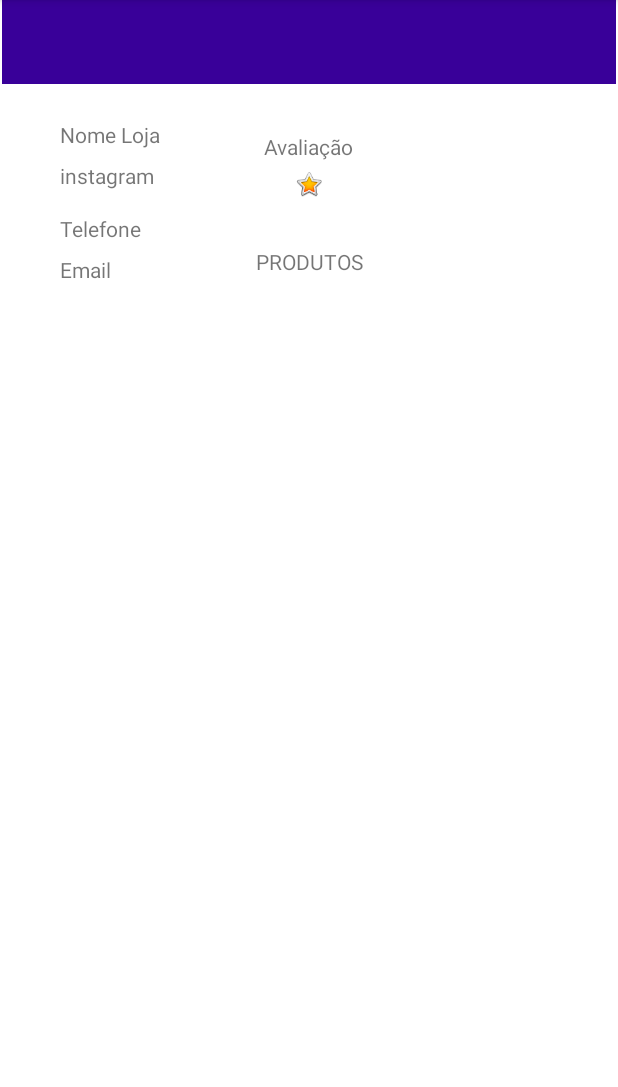
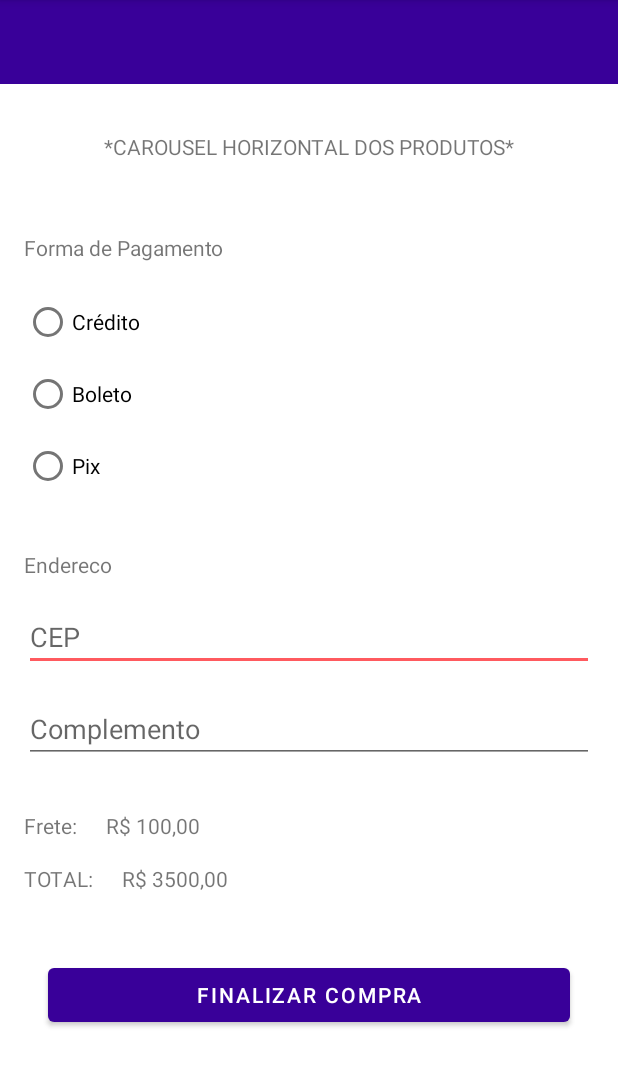
Before and after one commit to dev-paulo-furtado/OutletExpressMovel, an Android app: the CompraActivity screen opened directly, with no data from a screen before it, on a phone screen of 412 x 824 dp, the part 84-1171 px from its top. Run offline under Robolectric (Android 15) with nearby library versions, the phone set to English and light mode, and no system bars.

Commit message:
Criação da tela de compra

```diff
--- a/app/src/main/AndroidManifest.xml
+++ b/app/src/main/AndroidManifest.xml
@@ -12,7 +12,10 @@
         android:theme="@style/Theme.OutletExpressMovel"
         tools:targetApi="31">
         <activity
-            android:name=".activity_loja"
+            android:name=".CompraActivity"
+            android:exported="false" />
+        <activity
+            android:name=".LojaActivity"
             android:exported="false" />
         <activity
             android:name=".ProdutoActivity"
--- a/app/src/main/java/eduardo/mariana/ilanna/paulo/outletexpressmovel/activity_loja.java
+++ b/app/src/main/java/eduardo/mariana/ilanna/paulo/outletexpressmovel/CompraActivity.java
@@ -4,11 +4,11 @@ import androidx.appcompat.app.AppCompatActivity;
 
 import android.os.Bundle;
 
-public class activity_loja extends AppCompatActivity {
+public class CompraActivity extends AppCompatActivity {
 
     @Override
     protected void onCreate(Bundle savedInstanceState) {
         super.onCreate(savedInstanceState);
-        setContentView(R.layout.activity_loja);
+        setContentView(R.layout.activity_compra);
     }
 }
--- /dev/null
+++ b/app/src/main/java/eduardo/mariana/ilanna/paulo/outletexpressmovel/LojaActivity.java
@@ -0,0 +1,14 @@
+package eduardo.mariana.ilanna.paulo.outletexpressmovel;
+
+import androidx.appcompat.app.AppCompatActivity;
+
+import android.os.Bundle;
+
+public class LojaActivity extends AppCompatActivity {
+
+    @Override
+    protected void onCreate(Bundle savedInstanceState) {
+        super.onCreate(savedInstanceState);
+        setContentView(R.layout.activity_loja);
+    }
+}
--- /dev/null
+++ b/app/src/main/res/layout/activity_compra.xml
@@ -0,0 +1,201 @@
+<?xml version="1.0" encoding="utf-8"?>
+<androidx.constraintlayout.widget.ConstraintLayout xmlns:android="http://schemas.android.com/apk/res/android"
+    xmlns:app="http://schemas.android.com/apk/res-auto"
+    xmlns:tools="http://schemas.android.com/tools"
+    android:layout_width="match_parent"
+    android:layout_height="match_parent"
+    tools:context=".CompraActivity">
+
+    <androidx.appcompat.widget.Toolbar
+        android:id="@+id/toolbar4"
+        android:layout_width="0dp"
+        android:layout_height="wrap_content"
+        android:background="?attr/colorPrimary"
+        android:minHeight="?attr/actionBarSize"
+        android:theme="?attr/actionBarTheme"
+        app:layout_constraintEnd_toEndOf="parent"
+        app:layout_constraintStart_toStartOf="parent"
+        app:layout_constraintTop_toTopOf="parent" />
+
+    <ScrollView
+        android:layout_width="0dp"
+        android:layout_height="0dp"
+        app:layout_constraintBottom_toBottomOf="parent"
+        app:layout_constraintEnd_toEndOf="parent"
+        app:layout_constraintStart_toStartOf="parent"
+        app:layout_constraintTop_toBottomOf="@+id/toolbar4">
+
+        <LinearLayout
+            android:layout_width="match_parent"
+            android:layout_height="wrap_content"
+            android:orientation="vertical" >
+
+            <androidx.constraintlayout.widget.ConstraintLayout
+                android:layout_width="match_parent"
+                android:layout_height="wrap_content">
+
+                <TextView
+                    android:id="@+id/textView13"
+                    android:layout_width="wrap_content"
+                    android:layout_height="wrap_content"
+                    android:layout_marginTop="32dp"
+                    android:layout_marginBottom="32dp"
+                    android:text="*CAROUSEL HORIZONTAL DOS PRODUTOS*"
+                    app:layout_constraintBottom_toBottomOf="parent"
+                    app:layout_constraintEnd_toEndOf="parent"
+                    app:layout_constraintStart_toStartOf="parent"
+                    app:layout_constraintTop_toTopOf="parent" />
+
+            </androidx.constraintlayout.widget.ConstraintLayout>
+
+            <androidx.constraintlayout.widget.ConstraintLayout
+                android:layout_width="match_parent"
+                android:layout_height="wrap_content">
+
+                <TextView
+                    android:id="@+id/textView15"
+                    android:layout_width="wrap_content"
+                    android:layout_height="wrap_content"
+                    android:layout_marginStart="16dp"
+                    android:layout_marginTop="16dp"
+                    android:text="Forma de Pagamento"
+                    app:layout_constraintStart_toStartOf="parent"
+                    app:layout_constraintTop_toTopOf="parent" />
+
+                <RadioGroup
+                    android:layout_width="250dp"
+                    android:layout_height="wrap_content"
+                    android:layout_marginStart="16dp"
+                    android:layout_marginTop="16dp"
+                    android:layout_marginBottom="16dp"
+                    app:layout_constraintBottom_toBottomOf="parent"
+                    app:layout_constraintStart_toStartOf="parent"
+                    app:layout_constraintTop_toBottomOf="@+id/textView15">
+
+                    <RadioButton
+                        android:id="@+id/radioButton"
+                        android:layout_width="match_parent"
+                        android:layout_height="wrap_content"
+                        android:text="Crédito" />
+
+                    <RadioButton
+                        android:id="@+id/radioButton2"
+                        android:layout_width="match_parent"
+                        android:layout_height="wrap_content"
+                        android:text="Boleto" />
+
+                    <RadioButton
+                        android:id="@+id/radioButton3"
+                        android:layout_width="match_parent"
+                        android:layout_height="wrap_content"
+                        android:text="Pix" />
+                </RadioGroup>
+            </androidx.constraintlayout.widget.ConstraintLayout>
+
+            <androidx.constraintlayout.widget.ConstraintLayout
+                android:layout_width="match_parent"
+                android:layout_height="wrap_content">
+
+                <TextView
+                    android:id="@+id/textView16"
+                    android:layout_width="wrap_content"
+                    android:layout_height="wrap_content"
+                    android:layout_marginStart="16dp"
+                    android:layout_marginTop="16dp"
+                    android:text="Endereco"
+                    app:layout_constraintStart_toStartOf="parent"
+                    app:layout_constraintTop_toTopOf="parent" />
+
+                <EditText
+                    android:id="@+id/editTextNumber2"
+                    android:layout_width="0dp"
+                    android:layout_height="wrap_content"
+                    android:layout_marginStart="16dp"
+                    android:layout_marginTop="16dp"
+                    android:layout_marginEnd="16dp"
+                    android:ems="10"
+                    android:hint="CEP"
+                    android:inputType="number"
+                    app:layout_constraintEnd_toEndOf="parent"
+                    app:layout_constraintStart_toStartOf="parent"
+                    app:layout_constraintTop_toBottomOf="@+id/textView16" />
+
+                <EditText
+                    android:id="@+id/editTextTextPersonName3"
+                    android:layout_width="0dp"
+                    android:layout_height="wrap_content"
+                    android:layout_marginStart="16dp"
+                    android:layout_marginTop="16dp"
+                    android:layout_marginEnd="16dp"
+                    android:layout_marginBottom="16dp"
+                    android:ems="10"
+                    android:hint="Complemento"
+                    android:inputType="textPersonName"
+                    app:layout_constraintBottom_toBottomOf="parent"
+                    app:layout_constraintEnd_toEndOf="parent"
+                    app:layout_constraintStart_toStartOf="parent"
+                    app:layout_constraintTop_toBottomOf="@+id/editTextNumber2" />
+
+            </androidx.constraintlayout.widget.ConstraintLayout>
+
+            <androidx.constraintlayout.widget.ConstraintLayout
+                android:layout_width="match_parent"
+                android:layout_height="206dp">
+
+                <TextView
+                    android:id="@+id/textView17"
+                    android:layout_width="wrap_content"
+                    android:layout_height="wrap_content"
+                    android:layout_marginStart="16dp"
+                    android:layout_marginTop="16dp"
+                    android:text="Frete: "
+                    app:layout_constraintStart_toStartOf="parent"
+                    app:layout_constraintTop_toTopOf="parent" />
+
+                <TextView
+                    android:id="@+id/textView18"
+                    android:layout_width="wrap_content"
+                    android:layout_height="wrap_content"
+                    android:layout_marginStart="16dp"
+                    android:layout_marginTop="16dp"
+                    android:text="R$ 100,00"
+                    app:layout_constraintStart_toEndOf="@+id/textView17"
+                    app:layout_constraintTop_toTopOf="parent" />
+
+                <TextView
+                    android:id="@+id/textView19"
+                    android:layout_width="wrap_content"
+                    android:layout_height="wrap_content"
+                    android:layout_marginStart="16dp"
+                    android:layout_marginTop="16dp"
+                    android:text="TOTAL: "
+                    app:layout_constraintStart_toStartOf="parent"
+                    app:layout_constraintTop_toBottomOf="@+id/textView17" />
+
+                <TextView
+                    android:id="@+id/textView20"
+                    android:layout_width="wrap_content"
+                    android:layout_height="wrap_content"
+                    android:layout_marginStart="16dp"
+                    android:layout_marginTop="16dp"
+                    android:text="R$ 3500,00"
+                    app:layout_constraintStart_toEndOf="@+id/textView19"
+                    app:layout_constraintTop_toBottomOf="@+id/textView18" />
+
+                <Button
+                    android:id="@+id/button7"
+                    android:layout_width="0dp"
+                    android:layout_height="wrap_content"
+                    android:layout_marginStart="32dp"
+                    android:layout_marginTop="16dp"
+                    android:layout_marginEnd="32dp"
+                    android:layout_marginBottom="16dp"
+                    android:text="Finalizar Compra"
+                    app:layout_constraintBottom_toBottomOf="parent"
+                    app:layout_constraintEnd_toEndOf="parent"
+                    app:layout_constraintStart_toStartOf="parent"
+                    app:layout_constraintTop_toBottomOf="@+id/textView20" />
+            </androidx.constraintlayout.widget.ConstraintLayout>
+        </LinearLayout>
+    </ScrollView>
+</androidx.constraintlayout.widget.ConstraintLayout>
--- a/app/src/main/res/layout/activity_loja.xml
+++ b/app/src/main/res/layout/activity_loja.xml
@@ -4,7 +4,7 @@
     xmlns:tools="http://schemas.android.com/tools"
     android:layout_width="match_parent"
     android:layout_height="match_parent"
-    tools:context=".activity_loja">
+    tools:context=".LojaActivity">
 
     <androidx.appcompat.widget.Toolbar
         android:id="@+id/toolbar2"
```
